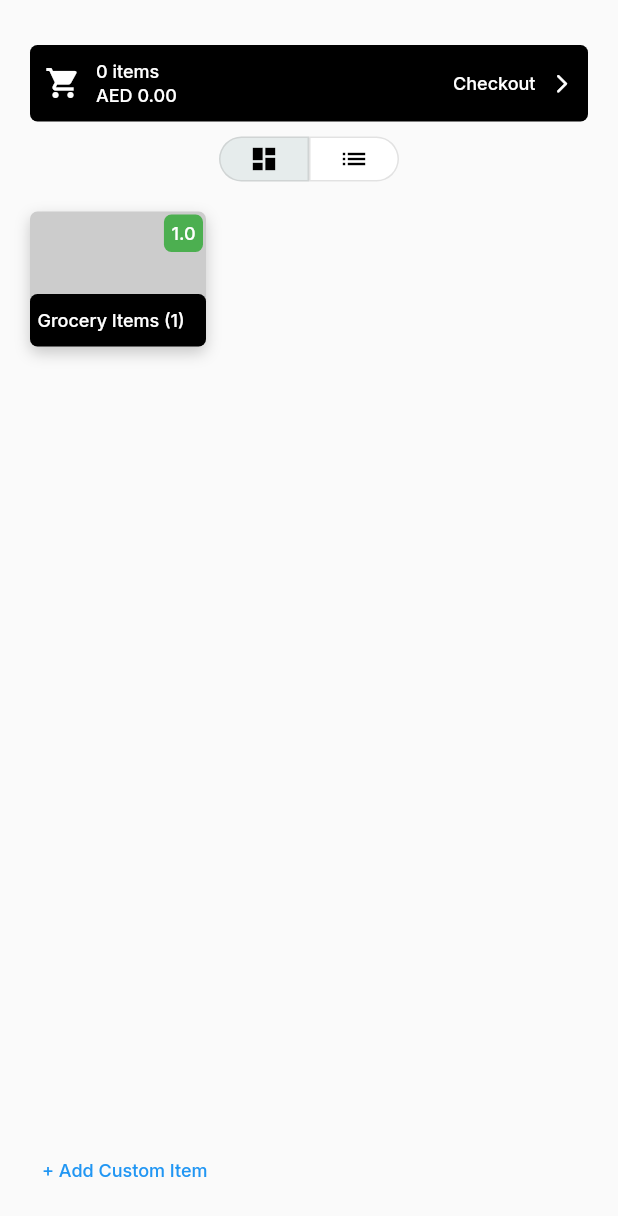
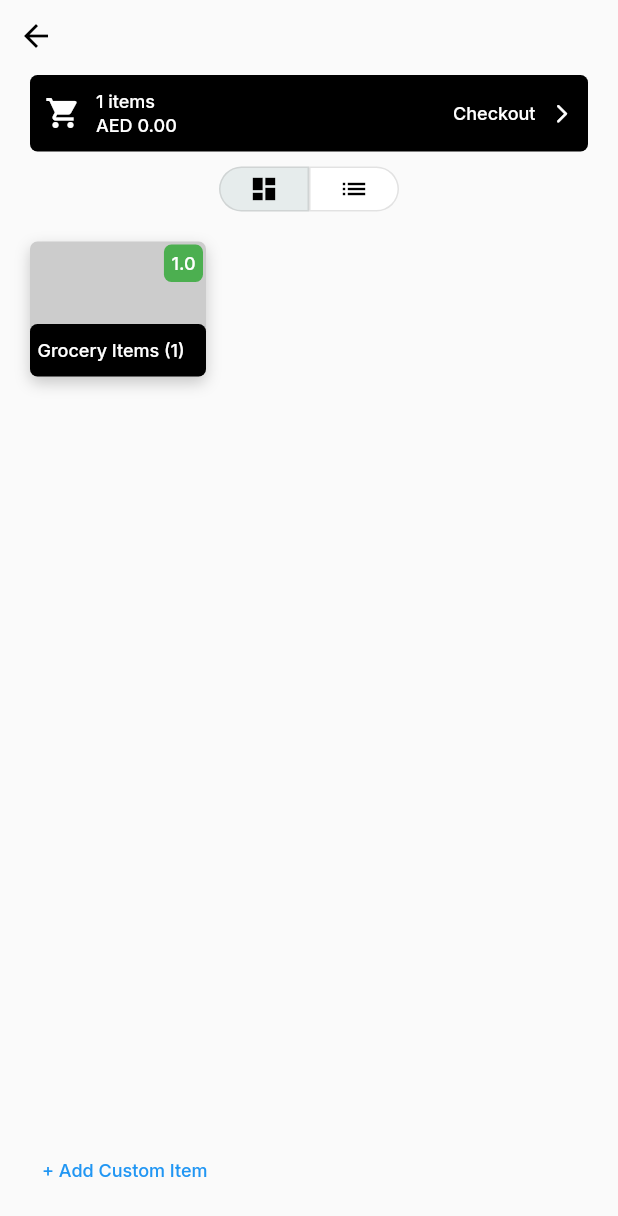
Before and after one commit to Rohit7602/spreadx_web, a Flutter app: the InventoryView widget shown alone on an empty page, opened directly, after a tap on "Purchase Products", on a phone screen of 412 x 824 dp. Shown: the top 1216 px of the screen. Run offline on Flutter 3.47's test engine with Material 3 defaults, Android fonts, the phone set to English and light mode, and no system bars; our stand-ins replace carousel_slider, data_table_2, get, go_router, google_fonts and 2 more; missing offline and left inert: country_currency_pickers, country_pickers, dart:ffi, expand_widget, win32, window_manager; accounts and stored records are empty; statements that could not run were skipped.

Commit message:
Update Inventory Checkout

```diff
--- a/lib/View/Inventory/inventory_view.dart
+++ b/lib/View/Inventory/inventory_view.dart
@@ -50,12 +50,15 @@ class _InventoryViewState extends State<InventoryView> {
                   btnName: "Purchase Products",
                   onPressed: () {
                     selectedView("products");
+                    setState(() {});
                   }),
               styleSheet.appConfig.addHeight(10),
               DrawerButtonView(
                   btnName: "Purchase History",
                   onPressed: () {
                     selectedView("history");
+
+                    setState(() {});
                   }),
             ],
           ).paddingAll(10),
@@ -63,7 +66,9 @@ class _InventoryViewState extends State<InventoryView> {
       ],
     );
 
-    return Obx(() {
+    return Stack(
+      children: [
+        Obx(() {
           if (selectedView.value == "history") {
             return const TransactionView();
           } else if (selectedView.value == "products") {
@@ -71,6 +76,20 @@ class _InventoryViewState extends State<InventoryView> {
           } else {
             return defaultView;
           }
-    });
+        }),
+        selectedView.value.toLowerCase() == "default"
+            ? const SizedBox()
+            : IconButton(
+                onPressed: () {
+                  selectedView("default");
+                  setState(() {});
+                },
+                icon: Icon(
+                  Icons.arrow_back,
+                  color: styleSheet.COLOR.blackColor,
+                ),
+              )
+      ],
+    );
   }
 }
--- a/lib/View/Inventory/purchase_products_view.dart
+++ b/lib/View/Inventory/purchase_products_view.dart
@@ -28,6 +28,13 @@ class _PurchaseProductsViewState extends State<PurchaseProductsView> {
   RxString selectedView = RxString("default");
 
   @override
+  void initState() {
+    product.addProducts(LocalData.productList.first);
+
+    super.initState();
+  }
+
+  @override
   Widget build(BuildContext context) {
     var defaultView = Stack(
       alignment: Alignment.bottomLeft,
@@ -36,7 +43,7 @@ class _PurchaseProductsViewState extends State<PurchaseProductsView> {
           mainAxisSize: MainAxisSize.min,
           crossAxisAlignment: CrossAxisAlignment.start,
           children: [
-            styleSheet.appConfig.addHeight(10),
+            styleSheet.appConfig.addHeight(30),
             GestureDetector(
               onTap: () {
                 selectedView("checkout");
@@ -305,7 +312,7 @@ class _PurchaseProductsViewState extends State<PurchaseProductsView> {
           },
         );
       } else if (selectedView.value == "invoice") {
-        return InvoiceView();
+        return const InvoiceView();
       } else {
         return defaultView;
       }
```
Also changed, not shown: lib/View/Inventory/checkout_view.dart (+19 -2 lines), lib/View/Inventory/invoice_view.dart (+88 -1 lines). Lines whose indentation alone changed are shown as unchanged.
